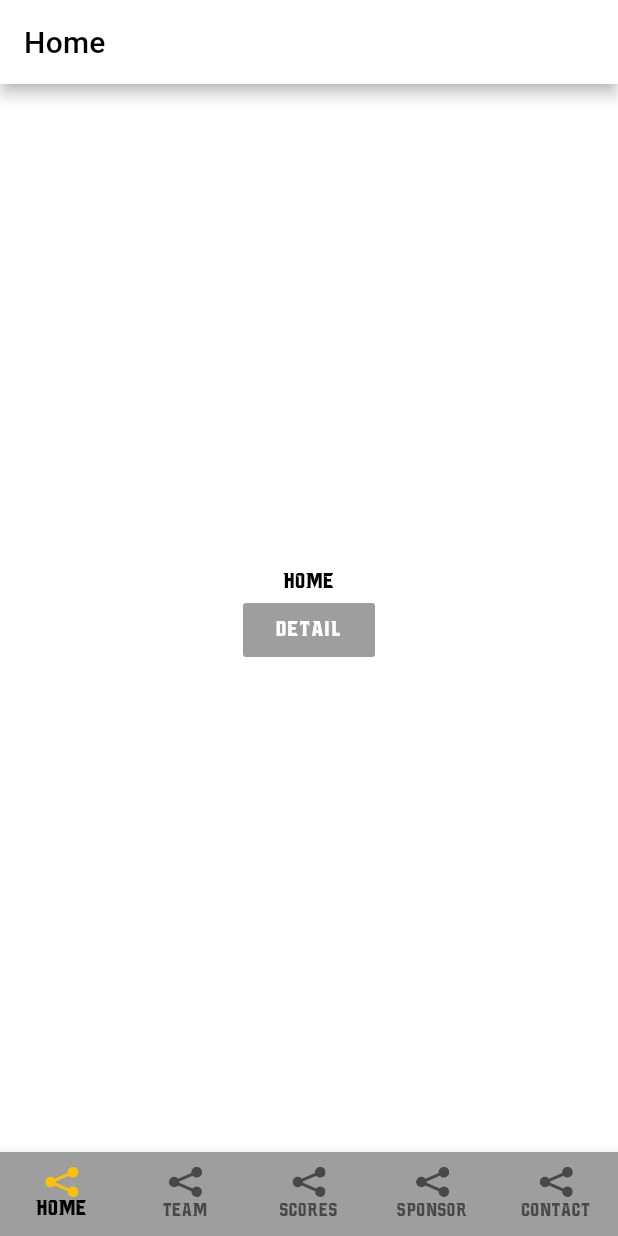
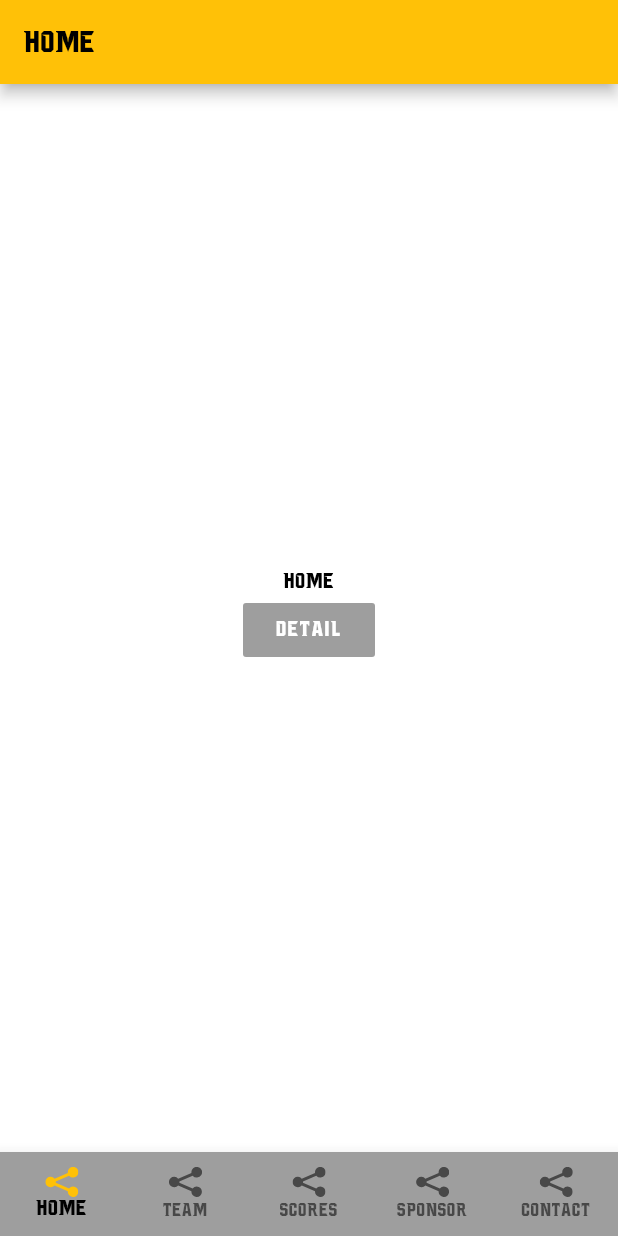
Before and after one commit to mario-monzon/canes_flutter_app, a Flutter app: the screen it shows after launch, on a phone screen of 412 x 824 dp. Run offline on Flutter 3.47's test engine with Material 2 defaults, Android fonts, the phone set to English and light mode, and no system bars; our stand-ins replace cached_network_image, chopper, flutter_svg, photo_view, share; generated files the repository leaves out were written again.

Commit message:
add font in All text default, pending select font for sections

```diff
--- a/lib/design/theme.dart
+++ b/lib/design/theme.dart
@@ -14,6 +14,7 @@ mixin AppTheme {
     splashColor: AppColors.defaultColor.withOpacity(0.2),
     highlightColor: AppColors.defaultColor.withOpacity(0.1),
     appBarTheme: AppBarTheme(
+      color: Colors.amber,
       textTheme: mainTextTheme,
     ),
     textTheme: mainTextTheme,
@@ -88,66 +89,79 @@ mixin AppTheme {
   static final TextTheme mainTextTheme = TextTheme(
     headline1: _baseMainTextStyle.copyWith(
       fontSize: 96,
+      fontFamily: 'Canes_font',
       fontWeight: FontWeight.w300,
       letterSpacing: -1.5,
     ),
     headline2: _baseMainTextStyle.copyWith(
       fontSize: 60,
+      fontFamily: 'Canes_font',
       fontWeight: FontWeight.w300,
       letterSpacing: -0.5,
     ),
     headline3: _baseMainTextStyle.copyWith(
       fontSize: 48,
+      fontFamily: 'Canes_font',
       fontWeight: FontWeight.w400,
       letterSpacing: 0.0,
     ),
     headline4: _baseMainTextStyle.copyWith(
       fontSize: 34,
+      fontFamily: 'Canes_font',
       fontWeight: FontWeight.w400,
       letterSpacing: 0.25,
     ),
     headline5: _baseMainTextStyle.copyWith(
       fontSize: 24,
+      fontFamily: 'Canes_font',
       fontWeight: FontWeight.w400,
       letterSpacing: 0.0,
     ),
     headline6: _baseMainTextStyle.copyWith(
       fontSize: 20,
+      fontFamily: 'Canes_font',
       fontWeight: FontWeight.w500,
       letterSpacing: 0.15,
     ),
     subtitle1: _baseMainTextStyle.copyWith(
       fontSize: 16,
+      fontFamily: 'Canes_font',
       fontWeight: FontWeight.w400,
       letterSpacing: 0.15,
     ),
     subtitle2: _baseMainTextStyle.copyWith(
       fontSize: 14,
+      fontFamily: 'Canes_font',
       fontWeight: FontWeight.w500,
       letterSpacing: 0.10,
     ),
     bodyText1: _baseMainTextStyle.copyWith(
       fontSize: 16,
+      fontFamily: 'Canes_font',
       fontWeight: FontWeight.w400,
       letterSpacing: 0.5,
     ),
     bodyText2: _baseMainTextStyle.copyWith(
       fontSize: 14,
+      fontFamily: 'Canes_font',
       fontWeight: FontWeight.w400,
       letterSpacing: 0.25,
     ),
     button: _baseMainTextStyle.copyWith(
       fontSize: 14,
+      fontFamily: 'Canes_font',
       fontWeight: FontWeight.w500,
       letterSpacing: 0.75,
     ),
     caption: _baseMainTextStyle.copyWith(
       fontSize: 12,
+      fontFamily: 'Canes_font',
       fontWeight: FontWeight.w400,
       letterSpacing: 0.4,
     ),
     overline: _baseMainTextStyle.copyWith(
       fontSize: 10,
+      fontFamily: 'Canes_font',
       fontWeight: FontWeight.w400,
       letterSpacing: 1.5,
     ),
```
